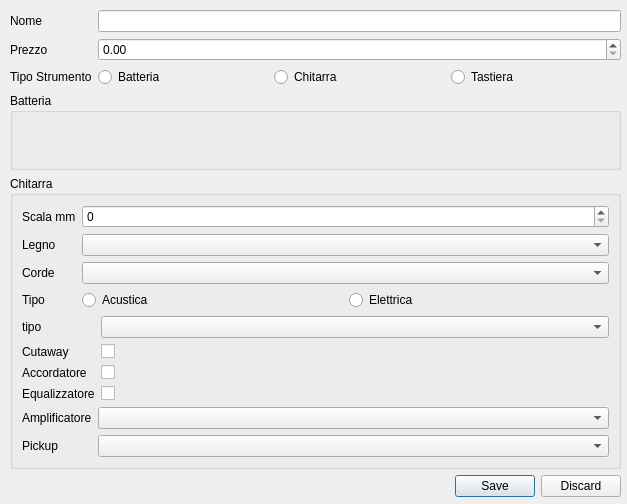
Qt form adddialog.ui (solosao/StrumentiDecenti-P2) before a commit.
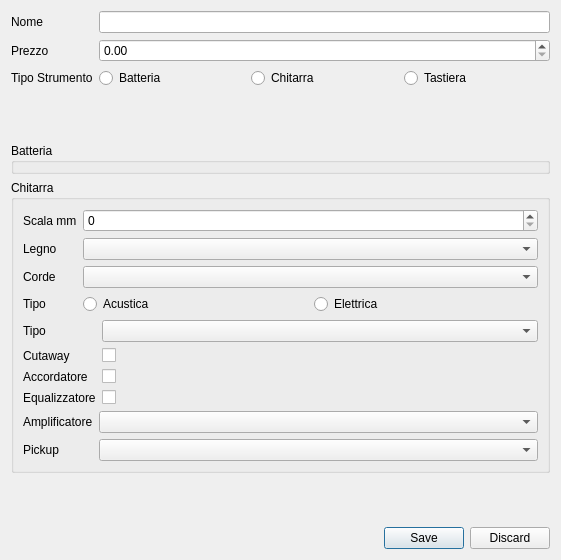
The same form after that commit.

Commit message: first trial with add dialog

```diff
--- a/adddialog.ui
+++ b/adddialog.ui
@@ -6,26 +6,16 @@
    <rect>
     <x>0</x>
     <y>0</y>
-    <width>627</width>
-    <height>504</height>
+    <width>561</width>
+    <height>560</height>
    </rect>
   </property>
   <property name="windowTitle">
    <string>Dialog</string>
   </property>
-  <widget class="QWidget" name="verticalLayoutWidget">
-   <property name="geometry">
-    <rect>
-     <x>10</x>
-     <y>10</y>
-     <width>611</width>
-     <height>537</height>
-    </rect>
-   </property>
+  <layout class="QVBoxLayout" name="verticalLayout_3">
+   <item>
    <layout class="QVBoxLayout" name="verticalLayout">
-    <property name="bottomMargin">
-     <number>50</number>
-    </property>
     <item>
      <layout class="QFormLayout" name="formLayout">
       <item row="1" column="0">
@@ -86,7 +76,20 @@
      </layout>
     </item>
     <item>
-     <widget class="QGroupBox" name="groupBox">
+      <spacer name="verticalSpacer">
+       <property name="orientation">
+        <enum>Qt::Vertical</enum>
+       </property>
+       <property name="sizeHint" stdset="0">
+        <size>
+         <width>20</width>
+         <height>40</height>
+        </size>
+       </property>
+      </spacer>
+     </item>
+     <item>
+      <widget class="QGroupBox" name="batteriaGroupBox">
       <property name="title">
        <string>Batteria</string>
       </property>
@@ -162,7 +165,7 @@
          <item row="1" column="0">
           <widget class="QLabel" name="label_8">
            <property name="text">
-            <string>tipo</string>
+             <string>Tipo</string>
            </property>
           </widget>
          </item>
@@ -240,6 +243,19 @@
       </layout>
      </widget>
     </item>
+     <item>
+      <spacer name="verticalSpacer_2">
+       <property name="orientation">
+        <enum>Qt::Vertical</enum>
+       </property>
+       <property name="sizeHint" stdset="0">
+        <size>
+         <width>20</width>
+         <height>40</height>
+        </size>
+       </property>
+      </spacer>
+     </item>
     <item>
      <widget class="QDialogButtonBox" name="buttonBox">
       <property name="standardButtons">
@@ -248,7 +264,8 @@
      </widget>
     </item>
    </layout>
-  </widget>
+   </item>
+  </layout>
  </widget>
  <resources/>
  <connections/>
```
Left out of the diff: 6 changed lines with no effect on the pictures. Lines whose indentation alone changed are shown as unchanged. The commit also changes 6 other files.
